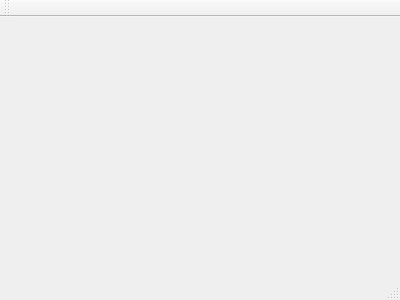
Old version of the form mainwindow.ui in the repository iglstone/AgvGridNav.
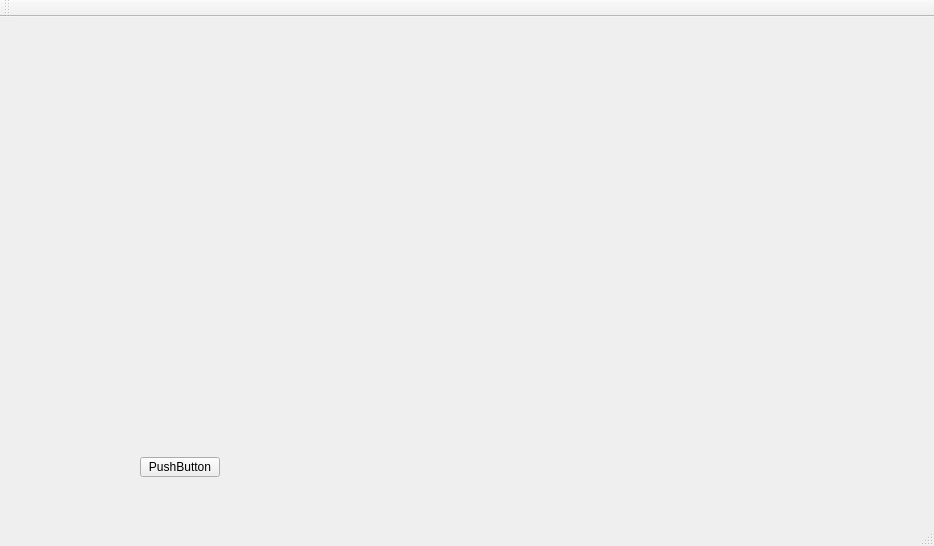
New version of the form.

Commit message: add GarphSearch Class

What changed in the file:
```diff
--- a/mainwindow.ui
+++ b/mainwindow.ui
@@ -1,24 +1,53 @@
 <ui version="4.0">
  <class>MainWindow</class>
- <widget class="QMainWindow" name="MainWindow" >
-  <property name="geometry" >
+ <widget class="QMainWindow" name="MainWindow">
+  <property name="geometry">
    <rect>
     <x>0</x>
     <y>0</y>
-    <width>400</width>
-    <height>300</height>
+    <width>934</width>
+    <height>546</height>
    </rect>
   </property>
   <property name="windowTitle" >
    <string>MainWindow</string>
   </property>
-  <widget class="QMenuBar" name="menuBar" />
-  <widget class="QToolBar" name="mainToolBar" />
-  <widget class="QWidget" name="centralWidget" />
-  <widget class="QStatusBar" name="statusBar" />
+  <widget class="QWidget" name="centralWidget">
+   <widget class="QPushButton" name="pushButton">
+    <property name="geometry">
+     <rect>
+      <x>140</x>
+      <y>440</y>
+      <width>80</width>
+      <height>20</height>
+     </rect>
+    </property>
+    <property name="text">
+     <string>PushButton</string>
+    </property>
+   </widget>
+  </widget>
+  <widget class="QMenuBar" name="menuBar">
+   <property name="geometry">
+    <rect>
+     <x>0</x>
+     <y>0</y>
+     <width>934</width>
+     <height>22</height>
+    </rect>
+   </property>
+  </widget>
+  <widget class="QToolBar" name="mainToolBar">
+   <attribute name="toolBarArea">
+    <enum>TopToolBarArea</enum>
+   </attribute>
+   <attribute name="toolBarBreak">
+    <bool>false</bool>
+   </attribute>
+  </widget>
+  <widget class="QStatusBar" name="statusBar"/>
  </widget>
- <layoutDefault spacing="6" margin="11" />
- <pixmapfunction></pixmapfunction>
+ <layoutdefault spacing="6" margin="11"/>
  <resources/>
  <connections/>
 </ui>
```
Left out of the diff: 3 changed lines with no effect on the pictures. The commit also changes 16 other files.
